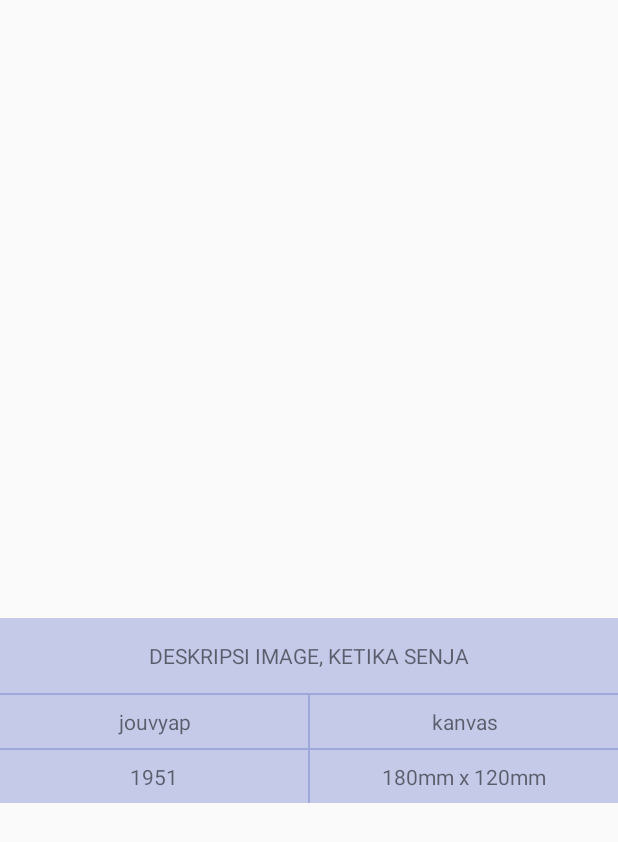
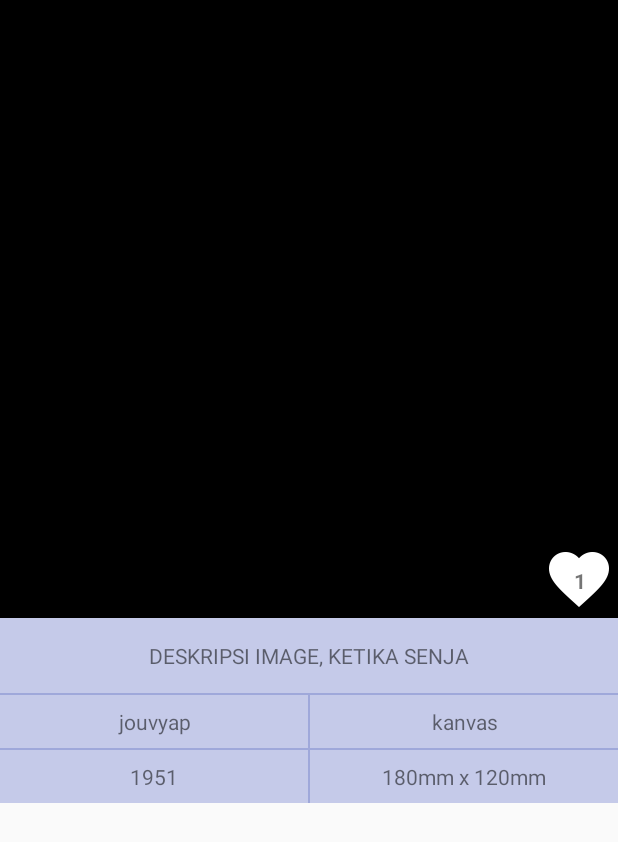
Before and after one commit to jouvyap/nyeni, an Android app: the layout fragment_photo_view.xml on its own in the app's theme, with its tools: preview values and no code run, on a phone screen of 412 x 824 dp. Shown: the top 842 px of the screen. Run offline under Robolectric (Android 15) with nearby library versions, the phone set to English and light mode, and no system bars.

Commit message:
Photos favorite counter

```diff
--- a/app/src/main/res/layout/fragment_photo_view.xml
+++ b/app/src/main/res/layout/fragment_photo_view.xml
@@ -13,10 +13,38 @@
             android:layout_height="wrap_content"
             android:orientation="vertical">
 
-            <bravostudio.nyeni.Custom.SquareImageView
-                android:id="@+id/image"
+            <RelativeLayout
                 android:layout_width="match_parent"
-                android:layout_height="wrap_content"/>
+                android:layout_height="wrap_content">
+
+                <bravostudio.nyeni.Custom.SquareImageView
+                    android:id="@+id/image"
+                    android:layout_width="match_parent"
+                    android:layout_height="wrap_content"
+                    android:background="@android:color/black"/>
+
+                <RelativeLayout
+                    android:id="@+id/favorite_layout"
+                    android:layout_alignParentEnd="true"
+                    android:layout_alignParentRight="true"
+                    android:layout_alignParentBottom="true"
+                    android:layout_width="50dp"
+                    android:layout_height="50dp">
+
+                    <ImageView
+                        android:layout_width="wrap_content"
+                        android:layout_height="wrap_content"
+                        android:src="@mipmap/ic_favorite_white_48dp"/>
+
+                    <TextView
+                        android:id="@+id/favorite_count"
+                        android:gravity="center"
+                        android:layout_width="match_parent"
+                        android:layout_height="match_parent"
+                        android:text="1"
+                        android:textStyle="bold"/>
+                </RelativeLayout>
+            </RelativeLayout>
 
             <TextView
                 android:id="@+id/photo_description"
```
Also changed, not shown: app/src/main/java/bravostudio/nyeni/Fragment/PhotoViewFragment.java (+14 -0 lines), app/src/main/java/bravostudio/nyeni/MainActivity.java (+13 -3 lines), app/src/main/res/mipmap-hdpi/ic_favorite_white_48dp.png (added), app/src/main/res/mipmap-mdpi/ic_favorite_white_48dp.png (added), app/src/main/res/mipmap-xhdpi/ic_favorite_white_48dp.png (added), app/src/main/res/mipmap-xxhdpi/ic_favorite_white_48dp.png (added), app/src/main/res/mipmap-xxxhdpi/ic_favorite_white_48dp.png (added).
